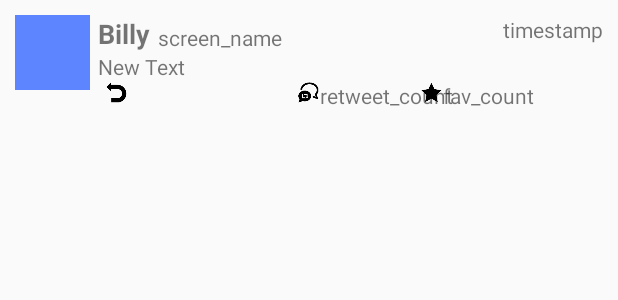
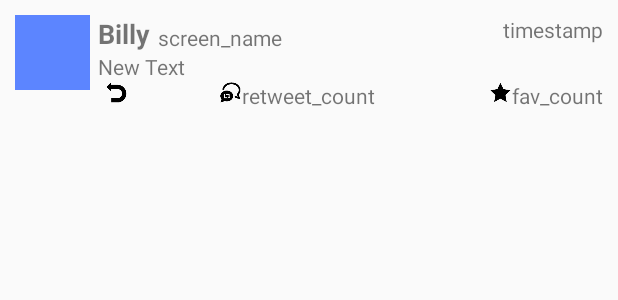
Before and after one commit to XiaohuLi/Android-Bootcamp-Assignment-3-Simple-Tweeter, an Android app: the layout item_tweet.xml on its own in the app's theme, with its tools: preview values and no code run, on a phone screen of 412 x 824 dp. Shown: the top 300 px of the screen. Run offline under Robolectric (Android 15) with nearby library versions, the phone set to English and light mode, and no system bars.

Commit message:
assignment 4 checkin

```diff
--- a/app/build.gradle
+++ b/app/build.gradle
@@ -23,4 +23,5 @@ dependencies {
     compile 'com.android.support:appcompat-v7:21.0.0+'
     compile 'com.squareup.picasso:picasso:2.4.0'
     compile 'com.loopj.android:android-async-http:1.4.6'
+    compile 'com.astuetz:pagerslidingtabstrip:1.0.1'
 }
--- a/app/src/main/AndroidManifest.xml
+++ b/app/src/main/AndroidManifest.xml
@@ -54,6 +54,10 @@
             android:name=".ComposeActivity"
             android:label="Compose" >
         </activity>
+        <activity
+            android:name=".ProfileActivity"
+            android:label="@string/title_activity_profile" >
+        </activity>
     </application>
 
 </manifest>
--- a/app/src/main/res/layout/item_tweet.xml
+++ b/app/src/main/res/layout/item_tweet.xml
@@ -22,7 +22,7 @@
         android:layout_toRightOf="@+id/imageView"
         android:layout_toEndOf="@+id/imageView"
         android:textStyle="bold"
-        android:textSize="18dp"
+        android:textSize="18sp"
         android:layout_toStartOf="@id/tvUserName" />
 
     <TextView
@@ -69,8 +69,9 @@
         android:layout_height="15dp"
         android:id="@+id/imageView3"
         android:src="@drawable/ic_retweet"
-        android:layout_below="@+id/tvBody"
-        android:layout_centerHorizontal="true" />
+        android:layout_alignTop="@+id/tvRetweetCount"
+        android:layout_toLeftOf="@+id/tvRetweetCount"
+        android:layout_toStartOf="@+id/tvRetweetCount" />
 
     <ImageView
         android:layout_width="15dp"
@@ -78,24 +79,24 @@
         android:id="@+id/imageView4"
         android:src="@drawable/ic_fav"
         android:layout_below="@+id/tvBody"
-        android:layout_marginLeft="270dp" />
+        android:layout_toLeftOf="@+id/tvFavCount"
+        android:layout_toStartOf="@+id/tvFavCount" />
 
     <TextView
         android:layout_width="wrap_content"
         android:layout_height="wrap_content"
         android:text="retweet_count"
         android:id="@+id/tvRetweetCount"
-        android:layout_alignTop="@+id/imageView3"
-        android:layout_toRightOf="@+id/imageView3"
-        android:layout_toEndOf="@+id/imageView3" />
+        android:layout_alignTop="@+id/imageView2"
+        android:layout_centerHorizontal="true" />
 
     <TextView
         android:layout_width="wrap_content"
         android:layout_height="wrap_content"
         android:text="fav_count"
         android:id="@+id/tvFavCount"
-        android:layout_toRightOf="@+id/imageView4"
-        android:layout_toEndOf="@+id/imageView4"
-        android:layout_alignTop="@+id/imageView4" />
+        android:layout_alignTop="@+id/imageView4"
+        android:layout_alignParentRight="true"
+        android:layout_alignParentEnd="true" />
 
 </RelativeLayout>
--- a/app/src/main/res/values/strings.xml
+++ b/app/src/main/res/values/strings.xml
@@ -7,5 +7,6 @@
     <string name="hello_world">Hello world!</string>
     <string name="action_settings">Settings</string>
     <string name="title_activity_compose">ComposeActivity</string>
+    <string name="title_activity_profile">ProfileActivity</string>
 
 </resources>
```
Also changed, not shown: app/src/main/java/com/codepath/apps/mysimpletweets/TimelineActivity.java (+51 -50 lines), app/src/main/java/com/codepath/apps/mysimpletweets/TweetsArrayAdapter.java (+11 -2 lines), app/src/main/java/com/codepath/apps/mysimpletweets/TwitterClient.java (+23 -0 lines), app/src/main/java/com/codepath/apps/mysimpletweets/models/User.java (+18 -0 lines), app/src/main/res/layout/activity_timeline.xml (+13 -9 lines), app/src/main/res/menu/menu_timeline.xml (+12 -2 lines), 198 other files.
